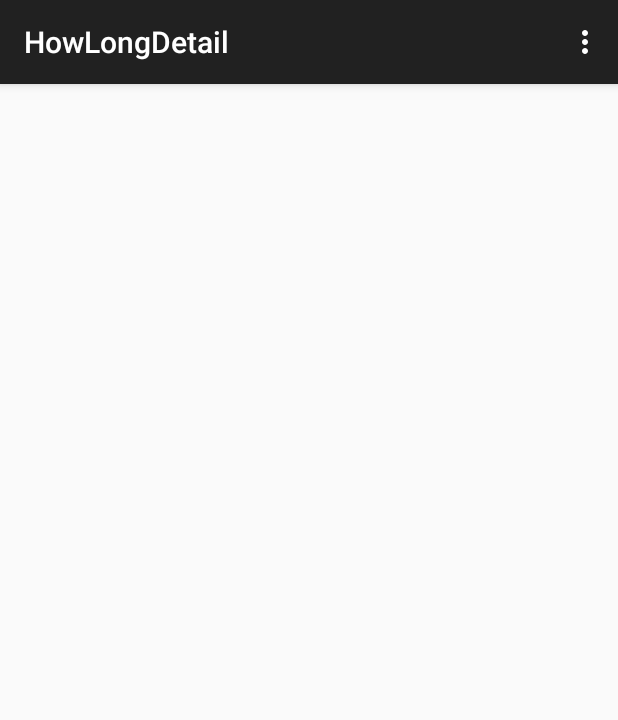
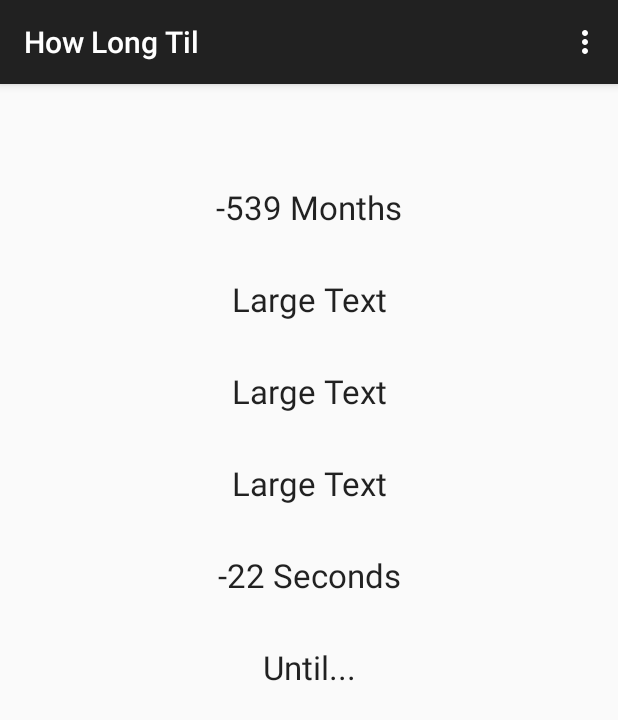
Before and after one commit to msavastano/HowLongTil, an Android app: the HowLongDetail screen opened directly, with no data from a screen before it, on a phone screen of 412 x 824 dp. Shown: the top 720 px of the screen. Run offline under Robolectric (Android 15) with nearby library versions, the phone set to English and light mode, and no system bars; 3 statements that could not run were skipped.

```diff
--- a/app/src/main/AndroidManifest.xml
+++ b/app/src/main/AndroidManifest.xml
@@ -9,16 +9,19 @@
         android:theme="@style/AppTheme" >
         <activity
             android:name=".HowLongTIlMainActivity"
-            android:label="@string/app_name" >
+            android:label="@string/app_name"
+            android:screenOrientation="portrait"
+            android:windowSoftInputMode="stateHidden" >
             <intent-filter>
                 <action android:name="android.intent.action.MAIN" />
-
                 <category android:name="android.intent.category.LAUNCHER" />
             </intent-filter>
         </activity>
         <activity
             android:name=".HowLongDetail"
-            android:label="@string/title_activity_how_long_detail" >
+            android:label="@string/title_activity_how_long_detail"
+            android:screenOrientation="portrait"
+            android:windowSoftInputMode="stateHidden" >
             <intent-filter>
                 <action android:name=".HowLongDetail" />
             </intent-filter>
--- a/app/src/main/java/com/mikesavastano/howlongtil/HowLongDetail.java
+++ b/app/src/main/java/com/mikesavastano/howlongtil/HowLongDetail.java
@@ -1,27 +1,90 @@
 package com.mikesavastano.howlongtil;
 
+import android.os.Message;
 import android.support.v7.app.ActionBarActivity;
 import android.os.Bundle;
 import android.view.Menu;
 import android.view.MenuItem;
 import android.widget.TextView;
 
+import java.text.DateFormat;
+import java.text.SimpleDateFormat;
+import java.util.Calendar;
+import java.util.concurrent.TimeUnit;
+import android.os.Handler;
+
 
 public class HowLongDetail extends ActionBarActivity {
 
     TextView curr;
     TextView event;
+    TextView month;
+    TextView day;
+    TextView hour;
+    TextView minute;
+    TextView second;
+    //Runnable r;
+    Handler handler = new Handler() {
+        public void handleMessage(Message msg) {
+            Bundle bundle = msg.getData();
+            Calendar today = (Calendar) bundle.getSerializable("curr_date");
+            Calendar eventDate = (Calendar) bundle.getSerializable("event_date");
+            month.setText(monthsBetween(today, eventDate) + " Month" + addEss(monthsBetween(today, eventDate)));
+            second.setText(remainderSeconds(today, eventDate) + " Second" + addEss(remainderSeconds(today, eventDate)));
+
+        }
+    };
+
+    //TextView until;
 
     @Override
     protected void onCreate(Bundle savedInstanceState) {
         super.onCreate(savedInstanceState);
+
+
         setContentView(R.layout.activity_how_long_detail);
 
         curr = (TextView) findViewById(R.id.currentDate);
         event = (TextView) findViewById(R.id.eventDate);
+        month = (TextView) findViewById(R.id.textViewMonth);
+        day = (TextView) findViewById(R.id.textViewDay);
+        hour = (TextView) findViewById(R.id.textViewHour);
+        minute = (TextView) findViewById(R.id.textViewMinute);
+        second = (TextView) findViewById(R.id.textViewSecond);
 
-        curr.setText(getIntent().getStringExtra("c"));
-        event.setText(getIntent().getStringExtra("e"));
+        Runnable r = new Runnable(){
+            @Override
+            public void run() {
+
+                try {
+                    while (true) {
+                        Calendar today = Calendar.getInstance();
+                        Calendar eventDate = (Calendar) getIntent().getSerializableExtra("event");
+                       // DateFormat dateFormat = new SimpleDateFormat("MM/dd/yyyy HH:mm:ss");
+                        Message msg = handler.obtainMessage();
+                        Bundle bndl = new Bundle();
+                        bndl.putSerializable("curr_date", today);
+                        bndl.putSerializable("event_date", eventDate);
+                        msg.setData(bndl);
+                        handler.sendMessage(msg);
+                        /*month.setText(monthsBetween(today, eventDate) + " Month" + addEss(monthsBetween(today, eventDate)));
+                        day.setText(remainderDays(today, eventDate) + " Day" + addEss(remainderDays(today, eventDate)));
+                        hour.setText(remainderHours(today, eventDate) + " Hour" + addEss(remainderHours(today, eventDate)));
+                        minute.setText(remainderMinutes(today, eventDate) + " Minute" + addEss(remainderMinutes(today, eventDate)));
+                        second.setText(remainderSeconds(today, eventDate) + " Second" + addEss(remainderSeconds(today, eventDate)));
+                        event.setText(dateFormat.format(eventDate.getTime()));*/
+                        Thread.sleep(1000l);
+                    }
+                }catch(InterruptedException e){
+                    // TODO Auto-generated catch block
+                    e.printStackTrace();
+                }
+
+            }
+        };
+        Thread thdA = new Thread(r);
+        thdA.start();
+        //curr.setText(dateFormat.format(today.getTime()));
     }
 
 
@@ -46,4 +109,67 @@ public class HowLongDetail extends ActionBarActivity {
 
         return super.onOptionsItemSelected(item);
     }
+
+    public static String addEss(int num){
+        if (num == 1)
+            return "";
+        else
+            return "s";
+    }
+
+    public static boolean isEventBeforeToday(Calendar today, Calendar event){
+        return daysBetween(today, event) < 0;
+    }
+
+    public static boolean isEventToday(Calendar today, Calendar event){
+        return daysBetween(today, event) == 0;
+    }
+
+    public static long millisBetween(Calendar today, Calendar event){
+        return event.getTimeInMillis() - today.getTimeInMillis();
+    }
+
+    public static long daysBetween(Calendar today , Calendar event) {
+        long e = event.getTimeInMillis();
+        long t = today.getTimeInMillis();
+        return TimeUnit.MILLISECONDS.toDays(e - t);
+    }
+
+    public static long hoursBetween(Calendar today , Calendar event) {
+        long e = event.getTimeInMillis();
+        long t = today.getTimeInMillis();
+        return TimeUnit.MILLISECONDS.toHours(e - t);
+    }
+
+    public static long secondsBetween(Calendar today , Calendar event) {
+        long e = event.getTimeInMillis();
+        long t = today.getTimeInMillis();
+        return TimeUnit.MILLISECONDS.toSeconds(e - t);
+    }
+
+    public static long minutesBetween(Calendar today , Calendar event) {
+        long e = event.getTimeInMillis();
+        long t = today.getTimeInMillis();
+        return TimeUnit.MILLISECONDS.toMinutes(e - t);
+    }
+    public static int monthsBetween(Calendar today , Calendar event){
+        return (int) (daysBetween(today, event) / (365.0/12.0));
+    }
+
+    public static int remainderDays(Calendar today , Calendar event){
+        return (int) (daysBetween(today, event) - (monthsBetween(today, event) * (365.0/12.0)));
+    }
+
+    public static int remainderHours(Calendar today , Calendar event){
+        return (int) (hoursBetween(today, event) - daysBetween(today, event)*24);
+    }
+
+    public static int remainderMinutes(Calendar today , Calendar event){
+        return (int) (minutesBetween(today, event) - hoursBetween(today, event)*60);
+    }
+
+    public static int remainderSeconds(Calendar today , Calendar event){
+        return (int) (secondsBetween(today, event) - minutesBetween(today, event)*60);
+    }
+
 }
--- a/app/src/main/java/com/mikesavastano/howlongtil/HowLongTIlMainActivity.java
+++ b/app/src/main/java/com/mikesavastano/howlongtil/HowLongTIlMainActivity.java
@@ -44,12 +44,16 @@ public class HowLongTIlMainActivity extends ActionBarActivity {
 
         eventDate = Calendar.getInstance();
         eventDate.set(year, month, day);
+        eventDate.set(Calendar.HOUR_OF_DAY, 0);
+        eventDate.set(Calendar.MINUTE, 0);
+        eventDate.set(Calendar.SECOND, 0);
+        eventDate.set(Calendar.MILLISECOND, 0);
 
         detailsView = new Intent(this, HowLongDetail.class);
-        Bundle bun = new Bundle();
-        bun.putString("c", today.getTime().toString());
-        bun.putString("e", Integer.toString(eventDate.WEEK_OF_YEAR));
-        detailsView.putExtras(bun);
+        //Bundle bun = new Bundle();
+        //bun.putString("c", today.getTime().toString());
+        //bun.putString("e", Integer.toString(eventDate.WEEK_OF_YEAR));
+        detailsView.putExtra("event", eventDate);
         startActivity(detailsView);
     }
 
--- a/app/src/main/res/layout/activity_how_long_detail.xml
+++ b/app/src/main/res/layout/activity_how_long_detail.xml
@@ -6,15 +6,81 @@
     android:paddingBottom="@dimen/activity_vertical_margin"
     tools:context="com.mikesavastano.howlongtil.HowLongDetail">
 
-    <TextView android:text=""
-        android:layout_width="wrap_content"
-        android:layout_height="wrap_content"
-        android:id="@+id/eventDate" />
+    <LinearLayout
+        android:orientation="vertical"
+        android:layout_width="fill_parent"
+        android:layout_height="fill_parent">
 
-    <TextView android:text=""
-        android:layout_width="wrap_content"
-        android:layout_height="wrap_content"
-        android:id="@+id/currentDate"
-        android:layout_below="@+id/eventDate"/>
+        <TextView android:text=""
+            android:layout_width="fill_parent"
+            android:layout_height="wrap_content"
+            android:id="@+id/currentDate"
+            android:layout_below="@+id/eventDate"
+            android:gravity="center_vertical|center_horizontal"
+            android:padding="8dp" />
+
+        <TextView
+            android:layout_width="match_parent"
+            android:layout_height="wrap_content"
+            android:textAppearance="?android:attr/textAppearanceLarge"
+            android:text="Large Text"
+            android:id="@+id/textViewMonth"
+            android:padding="16dp"
+            android:gravity="center_vertical|center_horizontal" />
+
+        <TextView
+            android:layout_width="match_parent"
+            android:layout_height="wrap_content"
+            android:textAppearance="?android:attr/textAppearanceLarge"
+            android:text="Large Text"
+            android:id="@+id/textViewDay"
+            android:padding="16dp"
+            android:gravity="center_vertical|center_horizontal" />
+
+        <TextView
+            android:layout_width="match_parent"
+            android:layout_height="wrap_content"
+            android:textAppearance="?android:attr/textAppearanceLarge"
+            android:text="Large Text"
+            android:id="@+id/textViewHour"
+            android:padding="16dp"
+            android:gravity="center_vertical|center_horizontal" />
+
+        <TextView
+            android:layout_width="match_parent"
+            android:layout_height="wrap_content"
+            android:textAppearance="?android:attr/textAppearanceLarge"
+            android:text="Large Text"
+            android:id="@+id/textViewMinute"
+            android:padding="16dp"
+            android:gravity="center_vertical|center_horizontal" />
+
+        <TextView
+            android:layout_width="match_parent"
+            android:layout_height="wrap_content"
+            android:textAppearance="?android:attr/textAppearanceLarge"
+            android:text="Large Text"
+            android:id="@+id/textViewSecond"
+            android:padding="16dp"
+            android:gravity="center_vertical|center_horizontal" />
+
+        <TextView
+            android:layout_width="match_parent"
+            android:layout_height="wrap_content"
+            android:textAppearance="?android:attr/textAppearanceLarge"
+            android:text="@string/until_text"
+            android:id="@+id/textView"
+            android:padding="16dp"
+            android:gravity="center_vertical|center_horizontal" />
+
+        <TextView
+            android:text=""
+            android:layout_width="fill_parent"
+            android:layout_height="wrap_content"
+            android:id="@+id/eventDate"
+            android:gravity="center_vertical|center_horizontal"
+            android:textAppearance="?android:attr/textAppearanceLarge"
+            android:padding="20dp" />
+    </LinearLayout>
 
 </RelativeLayout>
--- a/app/src/main/res/layout/activity_how_long_til_main.xml
+++ b/app/src/main/res/layout/activity_how_long_til_main.xml
@@ -21,7 +21,8 @@
         android:id="@+id/datePicker"
         android:layout_below="@+id/pickDateText"
         android:layout_centerHorizontal="true"
-        android:layout_marginTop="43dp" />
+        android:layout_marginTop="43dp"
+        android:calendarViewShown="false"/>
 
     <Button
         android:layout_width="wrap_content"
--- a/app/src/main/res/values/strings.xml
+++ b/app/src/main/res/values/strings.xml
@@ -5,7 +5,8 @@
     <string name="hello_world">Hello world!</string>
     <string name="action_settings">Settings</string>
     <string name="pick_date_text">Pick A Date</string>
-    <string name="title_activity_how_long_detail">HowLongDetail</string>
+    <string name="title_activity_how_long_detail">How Long Til</string>
     <string name="how_long_button_text">How  Long?</string>
+    <string name="until_text">Until...</string>
 
 </resources>
```
